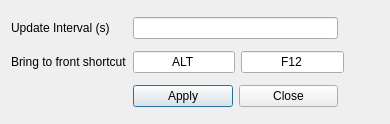
This is dialogsettings.ui in scuq/agtv as Qt 5 draws it before an edit. The edited form follows.
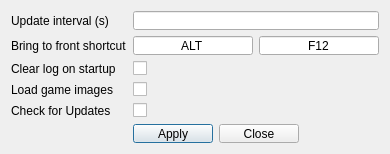
This is the edited form. Icons and pictures are not drawn.

What changed in the file:
```diff
--- a/dialogsettings.ui
+++ b/dialogsettings.ui
@@ -7,9 +7,27 @@
     <x>0</x>
     <y>0</y>
     <width>390</width>
-    <height>124</height>
+    <height>154</height>
    </rect>
   </property>
+  <property name="sizePolicy">
+   <sizepolicy hsizetype="Fixed" vsizetype="Fixed">
+    <horstretch>0</horstretch>
+    <verstretch>0</verstretch>
+   </sizepolicy>
+  </property>
+  <property name="minimumSize">
+   <size>
+    <width>390</width>
+    <height>154</height>
+   </size>
+  </property>
+  <property name="maximumSize">
+   <size>
+    <width>390</width>
+    <height>154</height>
+   </size>
+  </property>
   <property name="windowTitle">
    <string>twitcher - Settings</string>
   </property>
@@ -18,51 +36,41 @@
     <normaloff>:/images/bird.png</normaloff>:/images/bird.png</iconset>
   </property>
   <layout class="QGridLayout" name="gridLayout">
+   <item row="3" column="0">
+    <widget class="QLabel" name="label_4">
+     <property name="text">
+      <string>Load game images</string>
+     </property>
+    </widget>
+   </item>
    <item row="0" column="0">
     <widget class="QLabel" name="label">
      <property name="text">
-      <string>Update Interval (s)</string>
+      <string>Update interval (s)</string>
      </property>
     </widget>
    </item>
-   <item row="0" column="2" colspan="2">
-    <spacer name="horizontalSpacer">
-     <property name="orientation">
-      <enum>Qt::Horizontal</enum>
+   <item row="2" column="0">
+    <widget class="QLabel" name="label_3">
+     <property name="text">
+      <string>Clear log on startup</string>
      </property>
-     <property name="sizeHint" stdset="0">
-      <size>
-       <width>40</width>
-       <height>20</height>
-      </size>
+    </widget>
+   </item>
+   <item row="3" column="1">
+    <widget class="QCheckBox" name="checkBoxLoadGameImages">
+     <property name="text">
+      <string/>
      </property>
-    </spacer>
+    </widget>
    </item>
-   <item row="0" column="1">
+   <item row="0" column="1" colspan="2">
     <widget class="QLineEdit" name="lineEditUpdateInterval">
      <property name="maxLength">
       <number>3</number>
      </property>
     </widget>
    </item>
-   <item row="2" column="1">
-    <layout class="QHBoxLayout" name="horizontalLayout">
-     <item>
-      <widget class="QPushButton" name="pushButtonApply">
-       <property name="text">
-        <string>Apply</string>
-       </property>
-      </widget>
-     </item>
-     <item>
-      <widget class="QPushButton" name="pushButtonClose">
-       <property name="text">
-        <string>Close</string>
-       </property>
-      </widget>
-     </item>
-    </layout>
-   </item>
    <item row="1" column="1" colspan="2">
     <layout class="QHBoxLayout" name="horizontalLayout_2">
      <item>
@@ -93,18 +101,30 @@
      </item>
     </layout>
    </item>
-   <item row="1" column="3">
-    <spacer name="horizontalSpacer_2">
-     <property name="orientation">
-      <enum>Qt::Horizontal</enum>
+   <item row="5" column="1">
+    <layout class="QHBoxLayout" name="horizontalLayout">
+     <item>
+      <widget class="QPushButton" name="pushButtonApply">
+       <property name="text">
+        <string>Apply</string>
+       </property>
+      </widget>
+     </item>
+     <item>
+      <widget class="QPushButton" name="pushButtonClose">
+       <property name="text">
+        <string>Close</string>
+       </property>
+      </widget>
+     </item>
+    </layout>
+   </item>
+   <item row="2" column="1">
+    <widget class="QCheckBox" name="checkBoxClearLogOnStartup">
+     <property name="text">
+      <string/>
      </property>
-     <property name="sizeHint" stdset="0">
-      <size>
-       <width>40</width>
-       <height>20</height>
-      </size>
-     </property>
-    </spacer>
+    </widget>
    </item>
    <item row="1" column="0">
     <widget class="QLabel" name="label_2">
@@ -113,6 +133,20 @@
      </property>
     </widget>
    </item>
+   <item row="4" column="1">
+    <widget class="QCheckBox" name="checkBoxCheckUpdate">
+     <property name="text">
+      <string/>
+     </property>
+    </widget>
+   </item>
+   <item row="4" column="0">
+    <widget class="QLabel" name="label_5">
+     <property name="text">
+      <string>Check for Updates</string>
+     </property>
+    </widget>
+   </item>
   </layout>
  </widget>
  <resources>
```
